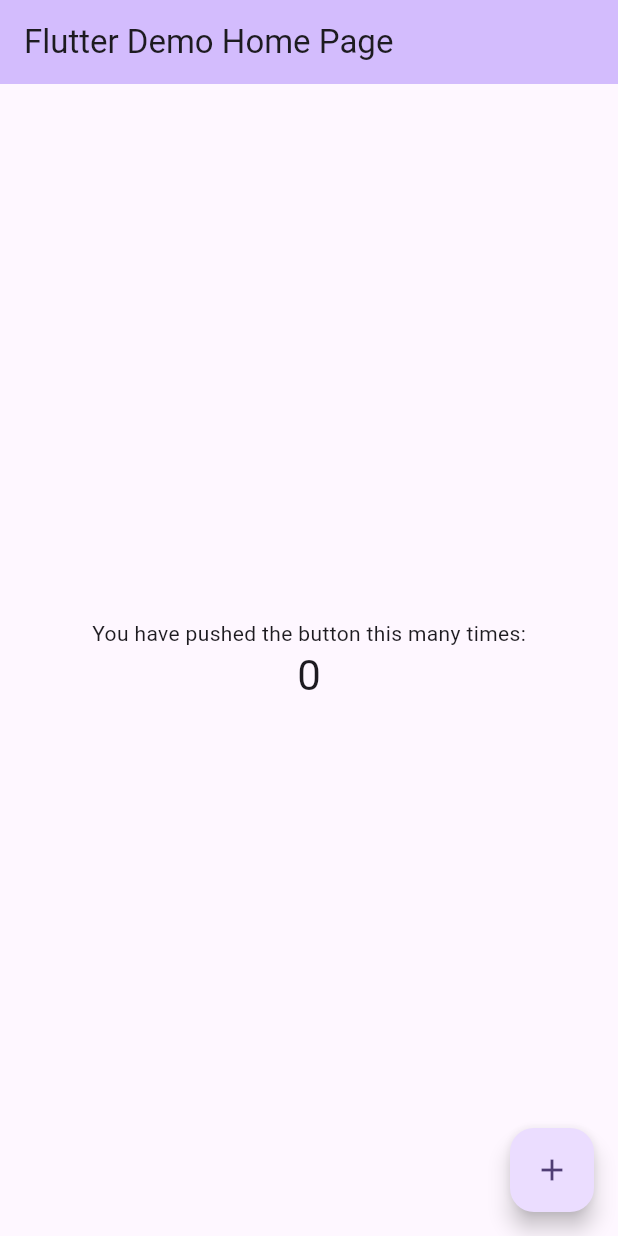
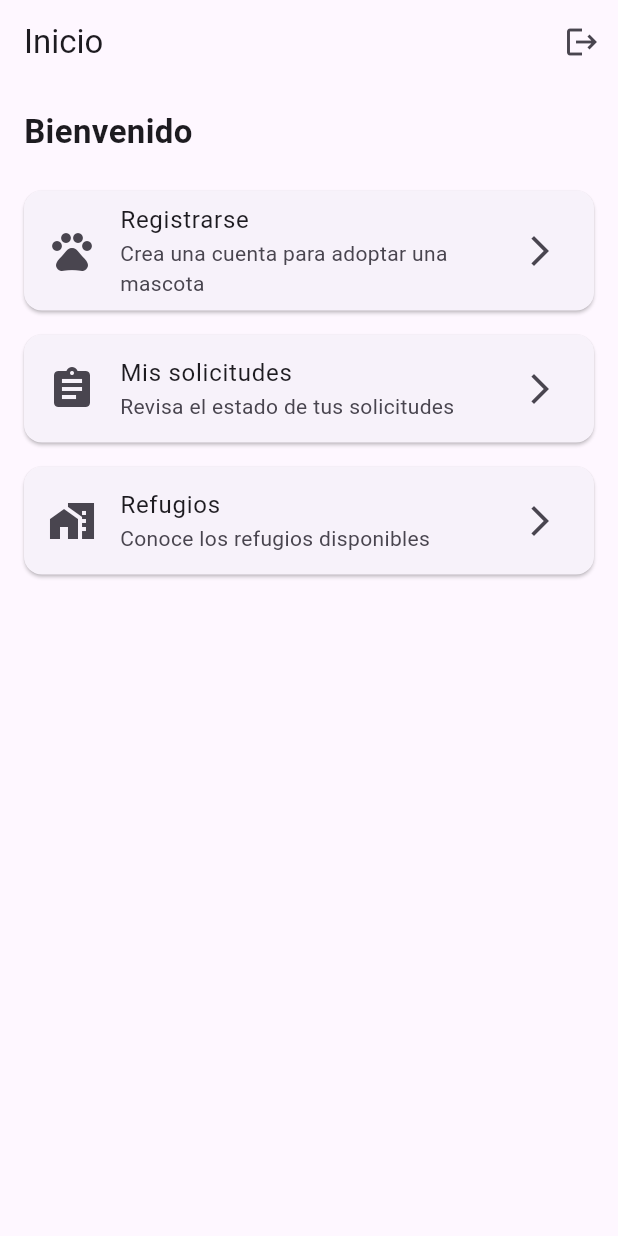
Before and after one commit to Witch19/flutter_pet_adoption, a Flutter app: the screen it shows after launch, on a phone screen of 412 x 824 dp. Run offline on Flutter 3.47's test engine with Material 3 defaults, Android fonts, the phone set to English and light mode, and no system bars.

Commit message:
WIP: Desarrollo de aplicación flutter pantalla de registro

```diff
--- a/flu_pet_adoption/lib/features/home/home_screen.dart
+++ b/flu_pet_adoption/lib/features/home/home_screen.dart
@@ -0,0 +1,87 @@
+import 'package:flutter/material.dart';
+import 'home_controller.dart';
+
+class HomeScreen extends StatelessWidget {
+  HomeScreen({super.key});
+
+  final HomeController _controller = HomeController();
+
+  @override
+  Widget build(BuildContext context) {
+    return Scaffold(
+      appBar: AppBar(
+        title: const Text('Inicio'),
+        actions: [
+          IconButton(
+            icon: const Icon(Icons.logout),
+            onPressed: () => _controller.logout(context),
+          ),
+        ],
+      ),
+      body: Padding(
+        padding: const EdgeInsets.all(16),
+        child: Column(
+          crossAxisAlignment: CrossAxisAlignment.start,
+          children: [
+            const Text(
+              'Bienvenido',
+              style: TextStyle(fontSize: 22, fontWeight: FontWeight.bold),
+            ),
+            const SizedBox(height: 24),
+
+            _HomeCard(
+              icon: Icons.pets,
+              title: 'Registrarse',
+              subtitle: 'Crea una cuenta para adoptar una mascota',
+              onTap: () {
+                Navigator.pushNamed(context, '/register');
+              },
+            ),
+
+            _HomeCard(
+              icon: Icons.assignment,
+              title: 'Mis solicitudes',
+              subtitle: 'Revisa el estado de tus solicitudes',
+              onTap: () => _controller.goToRequests(context),
+            ),
+
+            _HomeCard(
+              icon: Icons.home_work,
+              title: 'Refugios',
+              subtitle: 'Conoce los refugios disponibles',
+              onTap: () => _controller.goToShelters(context),
+            ),
+          ],
+        ),
+      ),
+    );
+  }
+}
+
+class _HomeCard extends StatelessWidget {
+  final IconData icon;
+  final String title;
+  final String subtitle;
+  final VoidCallback onTap;
+
+  const _HomeCard({
+    required this.icon,
+    required this.title,
+    required this.subtitle,
+    required this.onTap,
+  });
+
+  @override
+  Widget build(BuildContext context) {
+    return Card(
+      margin: const EdgeInsets.only(bottom: 16),
+      child: ListTile(
+        leading: Icon(icon, size: 32),
+        title: Text(title),
+        subtitle: Text(subtitle),
+        trailing: const Icon(Icons.arrow_forward_ios),
+        onTap: onTap,
+      ),
+    );
+  }
+}
--- a/flu_pet_adoption/lib/main.dart
+++ b/flu_pet_adoption/lib/main.dart
@@ -1,4 +1,7 @@
 import 'package:flutter/material.dart';
+import 'features/auth/login_screen.dart';
+import 'features/auth/register_screen.dart';
+import 'features/home/home_screen.dart';
 
 void main() {
   runApp(const MyApp());
@@ -7,116 +10,16 @@ void main() {
 class MyApp extends StatelessWidget {
   const MyApp({super.key});
 
-  // This widget is the root of your application.
   @override
   Widget build(BuildContext context) {
     return MaterialApp(
-      title: 'Flutter Demo',
-      theme: ThemeData(
-        // This is the theme of your application.
-        //
-        // TRY THIS: Try running your application with "flutter run". You'll see
-        // the application has a purple toolbar. Then, without quitting the app,
-        // try changing the seedColor in the colorScheme below to Colors.green
-        // and then invoke "hot reload" (save your changes or press the "hot
-        // reload" button in a Flutter-supported IDE, or press "r" if you used
-        // the command line to start the app).
-        //
-        // Notice that the counter didn't reset back to zero; the application
-        // state is not lost during the reload. To reset the state, use hot
-        // restart instead.
-        //
-        // This works for code too, not just values: Most code changes can be
-        // tested with just a hot reload.
-        colorScheme: ColorScheme.fromSeed(seedColor: Colors.deepPurple),
-      ),
-      home: const MyHomePage(title: 'Flutter Demo Home Page'),
+      debugShowCheckedModeBanner: false,
+      title: 'Pet Adoption',
+      initialRoute: '/home',
+      routes: {
+        '/register': (context) => const RegisterScreen(),
+        '/home': (context) => HomeScreen(),
+      },
     );
   }
 }
-
-class MyHomePage extends StatefulWidget {
-  const MyHomePage({super.key, required this.title});
-
-  // This widget is the home page of your application. It is stateful, meaning
-  // that it has a State object (defined below) that contains fields that affect
-  // how it looks.
-
-  // This class is the configuration for the state. It holds the values (in this
-  // case the title) provided by the parent (in this case the App widget) and
-  // used by the build method of the State. Fields in a Widget subclass are
-  // always marked "final".
-
-  final String title;
-
-  @override
-  State<MyHomePage> createState() => _MyHomePageState();
-}
-
-class _MyHomePageState extends State<MyHomePage> {
-  int _counter = 0;
-
-  void _incrementCounter() {
-    setState(() {
-      // This call to setState tells the Flutter framework that something has
-      // changed in this State, which causes it to rerun the build method below
-      // so that the display can reflect the updated values. If we changed
-      // _counter without calling setState(), then the build method would not be
-      // called again, and so nothing would appear to happen.
-      _counter++;
-    });
-  }
-
-  @override
-  Widget build(BuildContext context) {
-    // This method is rerun every time setState is called, for instance as done
-    // by the _incrementCounter method above.
-    //
-    // The Flutter framework has been optimized to make rerunning build methods
-    // fast, so that you can just rebuild anything that needs updating rather
-    // than having to individually change instances of widgets.
-    return Scaffold(
-      appBar: AppBar(
-        // TRY THIS: Try changing the color here to a specific color (to
-        // Colors.amber, perhaps?) and trigger a hot reload to see the AppBar
-        // change color while the other colors stay the same.
-        backgroundColor: Theme.of(context).colorScheme.inversePrimary,
-        // Here we take the value from the MyHomePage object that was created by
-        // the App.build method, and use it to set our appbar title.
-        title: Text(widget.title),
-      ),
-      body: Center(
-        // Center is a layout widget. It takes a single child and positions it
-        // in the middle of the parent.
-        child: Column(
-          // Column is also a layout widget. It takes a list of children and
-          // arranges them vertically. By default, it sizes itself to fit its
-          // children horizontally, and tries to be as tall as its parent.
-          //
-          // Column has various properties to control how it sizes itself and
-          // how it positions its children. Here we use mainAxisAlignment to
-          // center the children vertically; the main axis here is the vertical
-          // axis because Columns are vertical (the cross axis would be
-          // horizontal).
-          //
-          // TRY THIS: Invoke "debug painting" (choose the "Toggle Debug Paint"
-          // action in the IDE, or press "p" in the console), to see the
-          // wireframe for each widget.
-          mainAxisAlignment: MainAxisAlignment.center,
-          children: <Widget>[
-            const Text('You have pushed the button this many times:'),
-            Text(
-              '$_counter',
-              style: Theme.of(context).textTheme.headlineMedium,
-            ),
-          ],
-        ),
-      ),
-      floatingActionButton: FloatingActionButton(
-        onPressed: _incrementCounter,
-        tooltip: 'Increment',
-        child: const Icon(Icons.add),
-      ), // This trailing comma makes auto-formatting nicer for build methods.
-    );
-  }
-}
--- a/flu_pet_adoption/pubspec.yaml
+++ b/flu_pet_adoption/pubspec.yaml
@@ -30,6 +30,7 @@ environment:
 dependencies:
   flutter:
     sdk: flutter
+  http: ^1.2.0
 
   # The following adds the Cupertino Icons font to your application.
   # Use with the CupertinoIcons class for iOS style icons.
```
Also changed, not shown: flu_pet_adoption/lib/features/auth/auth_controller.dart (+29 -0 lines), flu_pet_adoption/lib/features/auth/register_screen.dart (+125 -0 lines), flu_pet_adoption/lib/features/home/home_controller.dart (+19 -0 lines).
